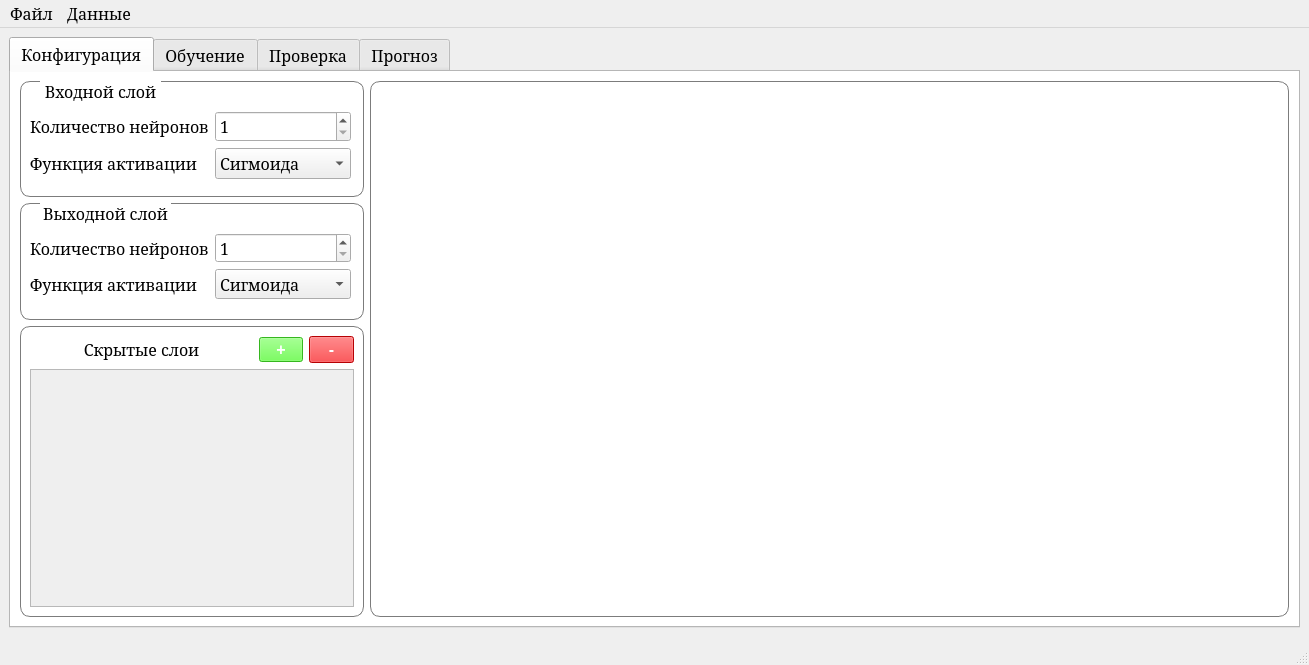
EvilCommunist/Neuro-Simulator, file mainwindow.ui: the form before one commit.
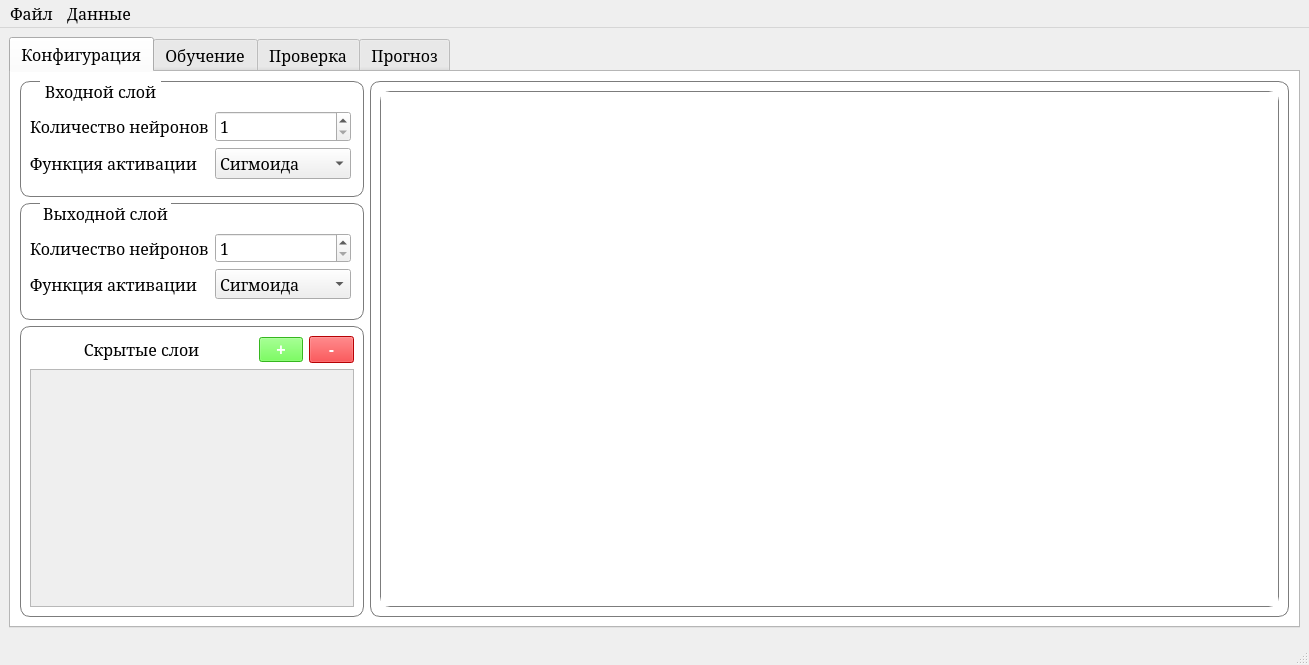
The form after the commit.

```diff
--- a/mainwindow.ui
+++ b/mainwindow.ui
@@ -352,6 +352,11 @@
             <property name="frameShadow">
              <enum>QFrame::Shadow::Raised</enum>
             </property>
+            <layout class="QGridLayout" name="gridLayout_8">
+             <item row="0" column="0">
+              <widget class="QGraphicsView" name="neuroGraphicsView"/>
+             </item>
+            </layout>
            </widget>
           </item>
           <item row="2" column="0">
```
